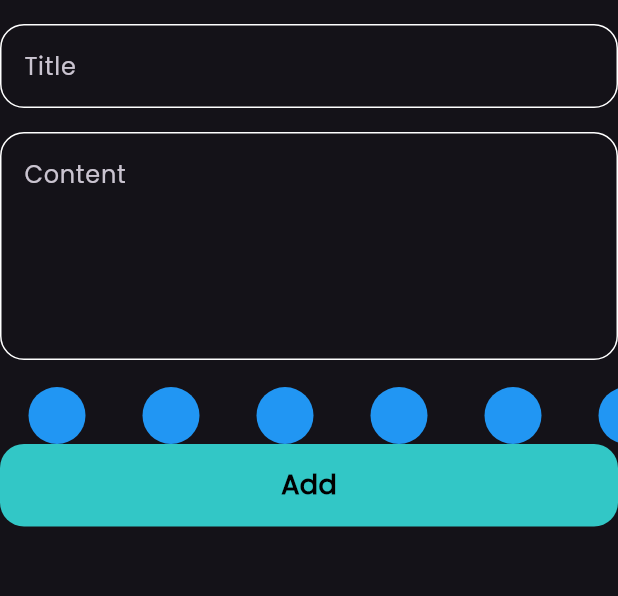
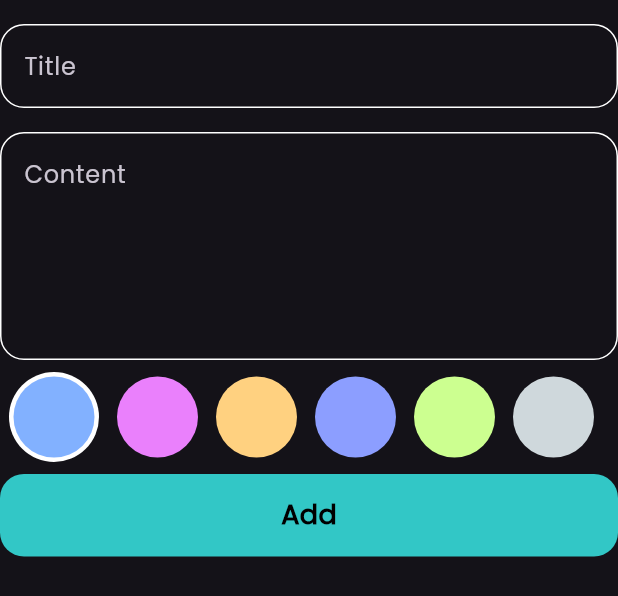
Before and after one commit to walidmorsi84/notes_app, a Flutter app: the AddNoteForm widget shown alone on an empty page, opened directly, on a phone screen of 412 x 824 dp. Shown: the top 596 px of the screen. Run offline on Flutter 3.47's test engine with Material 3 defaults, Android fonts, the phone set to English and light mode, and no system bars; our stand-ins replace flutter_bloc, font_awesome_flutter, hive, hive_flutter; accounts and stored records are empty.

Commit message:
create colors list view part 2

```diff
--- a/lib/widgets/add_note_form.dart
+++ b/lib/widgets/add_note_form.dart
@@ -51,8 +51,9 @@ class _AddNoteFormState extends State<AddNoteForm> {
               subTitle = value;
             },
           ),
-          const SizedBox(height: 18),
+          const SizedBox(height: 8),
           const ColorItemListView(),
+          const SizedBox(height: 8),
           BlocBuilder<AddNoteCubit, AddNoteState>(
             builder: (context, state) {
               return CustomButton(
--- a/lib/widgets/colors_list_view.dart
+++ b/lib/widgets/colors_list_view.dart
@@ -1,28 +1,67 @@
 import 'package:flutter/material.dart';
 
 class ColorItem extends StatelessWidget {
-  const ColorItem({super.key});
+  const ColorItem({super.key, required this.isActive, required this.color});
+
+  final bool isActive;
+  final Color color;
 
   @override
   Widget build(BuildContext context) {
-    return const CircleAvatar(
-      backgroundColor: Colors.blue,
-      radius: 38,
-    );
+    return isActive
+        ? CircleAvatar(
+            backgroundColor: Colors.white,
+            radius: 30,
+            child: CircleAvatar(
+              backgroundColor: color,
+              radius: 27,
+            ),
+          )
+        : CircleAvatar(
+            backgroundColor: color,
+            radius: 27,
+          );
   }
 }
 
-class ColorItemListView extends StatelessWidget {
+class ColorItemListView extends StatefulWidget {
   const ColorItemListView({super.key});
 
   @override
+  State<ColorItemListView> createState() => _ColorItemListViewState();
+}
+
+class _ColorItemListViewState extends State<ColorItemListView> {
+  int currentIndex = 0;
+  List<Color> colors = [
+    Colors.blueAccent.shade100,
+    Colors.purpleAccent.shade100,
+    Colors.orangeAccent.shade100,
+    Colors.indigoAccent.shade100,
+    Colors.lightGreenAccent.shade100,
+    Colors.blueGrey.shade100,
+  ];
+  @override
   Widget build(BuildContext context) {
     return SizedBox(
-      height: 38,
+      height: 30 * 2,
       child: ListView.builder(
+        physics: const BouncingScrollPhysics(),
         scrollDirection: Axis.horizontal,
-        itemBuilder: (context, index) => const ColorItem(),
-        itemCount: 10,
+        itemBuilder: (context, index) => Padding(
+          padding: const EdgeInsets.symmetric(horizontal: 6.0),
+          child: GestureDetector(
+            onTap: () {
+              currentIndex = index;
+              setState(() {});
+            },
+            child: ColorItem(
+              isActive: currentIndex == index,
+              color: colors[index],
+            ),
+          ),
+        ),
+        itemCount: colors.length,
       ),
     );
   }
```
